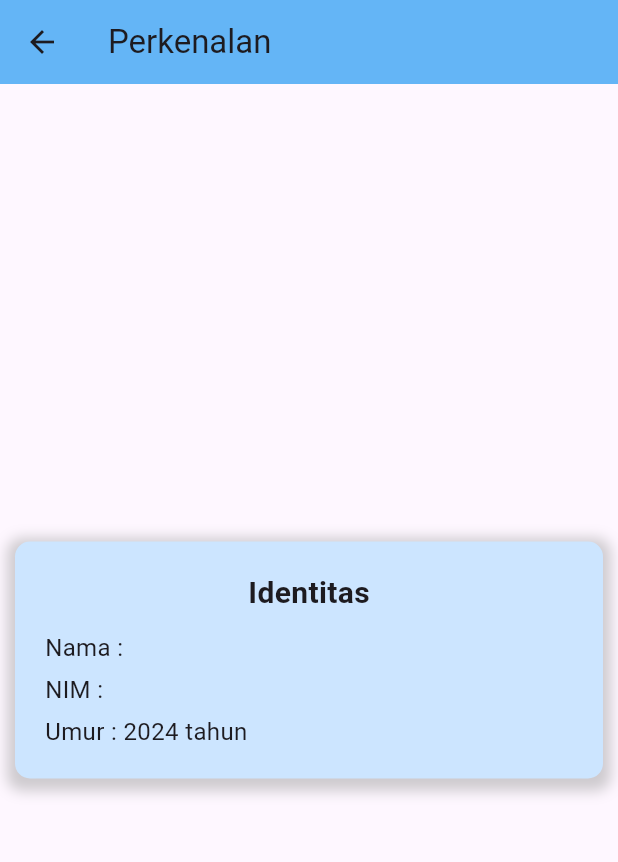
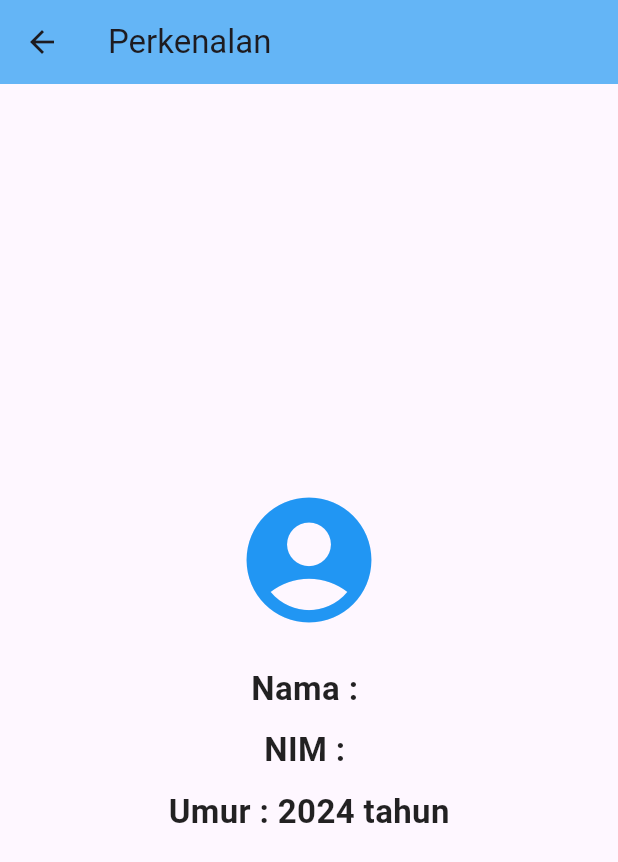
Before and after one commit to KangJ0n0/Tugas2Praktikum2024, a Flutter app: the TampilData screen opened directly with empty values, on a phone screen of 412 x 824 dp. Shown: the top 862 px of the screen. Run offline on Flutter 3.47's test engine with Material 3 defaults, Android fonts, the phone set to English and light mode, and no system bars; our stand-ins replace google_fonts.

Commit message:
fix git problem

```diff
--- a/lib/ui/tampil_data.dart
+++ b/lib/ui/tampil_data.dart
@@ -1,4 +1,5 @@
 import 'package:flutter/material.dart';
+import 'package:google_fonts/google_fonts.dart';
 
 class TampilData extends StatelessWidget {
   final String nama;
@@ -21,43 +22,42 @@ class TampilData extends StatelessWidget {
         title: const Text("Perkenalan"),
       ),
       body: Center(
-        // Pusatkan konten di tengah layar
-        child: Container(
-          padding: const EdgeInsets.all(20),
-          margin: const EdgeInsets.all(10),
-          decoration: BoxDecoration(
-            color: const Color(0xFFCCE5FF),
-            borderRadius: BorderRadius.circular(10),
-            boxShadow: [
-              BoxShadow(
-                color: Colors.grey.withOpacity(0.5),
-                spreadRadius: 5,
-                blurRadius: 7,
-                offset: const Offset(0, 3),
+        child: Column(
+          mainAxisAlignment: MainAxisAlignment.center,
+          children: [
+            const Icon(
+              Icons.account_circle,
+              size: 100,
+              color: Colors.blue,
+            ),
+            const SizedBox(height: 20),
+            Text(
+              "Nama : $nama",
+              style: GoogleFonts.roboto(
+                fontSize: 22,
+                fontWeight: FontWeight.bold,
+                color: Colors.black87,
               ),
-            ],
-          ),
-          child: Column(
-            mainAxisSize: MainAxisSize.min,
-            crossAxisAlignment: CrossAxisAlignment.start,
-            children: [
-              Center(
-                child: Text(
-                  "Identitas",
-                  style: TextStyle(
-                    fontSize: 20,
-                    fontWeight: FontWeight.bold,
-                  ),
-                ),
+            ),
+            const SizedBox(height: 10),
+            Text(
+              "NIM : $nim",
+              style: GoogleFonts.roboto(
+                fontSize: 22,
+                fontWeight: FontWeight.bold,
+                color: Colors.black87,
               ),
-              const SizedBox(height: 10),
-              Text("Nama : $nama", style: const TextStyle(fontSize: 16)),
-              const SizedBox(height: 5),
-              Text("NIM : $nim", style: const TextStyle(fontSize: 16)),
-              const SizedBox(height: 5),
-              Text("Umur : $umur tahun", style: const TextStyle(fontSize: 16)),
-            ],
-          ),
+            ),
+            const SizedBox(height: 10),
+            Text(
+              "Umur : $umur tahun",
+              style: GoogleFonts.roboto(
+                fontSize: 22,
+                fontWeight: FontWeight.bold,
+                color: Colors.black87,
+              ),
+            ),
+          ],
         ),
       ),
     );
--- a/pubspec.yaml
+++ b/pubspec.yaml
@@ -30,7 +30,7 @@ environment:
 dependencies:
   flutter:
     sdk: flutter
-
+  google_fonts: ^5.0.0
   # The following adds the Cupertino Icons font to your application.
   # Use with the CupertinoIcons class for iOS style icons.
   cupertino_icons: ^1.0.2
```
Also changed, not shown: lib/ui/form_data.dart (+21 -5 lines), pubspec.lock, 2 other files.
